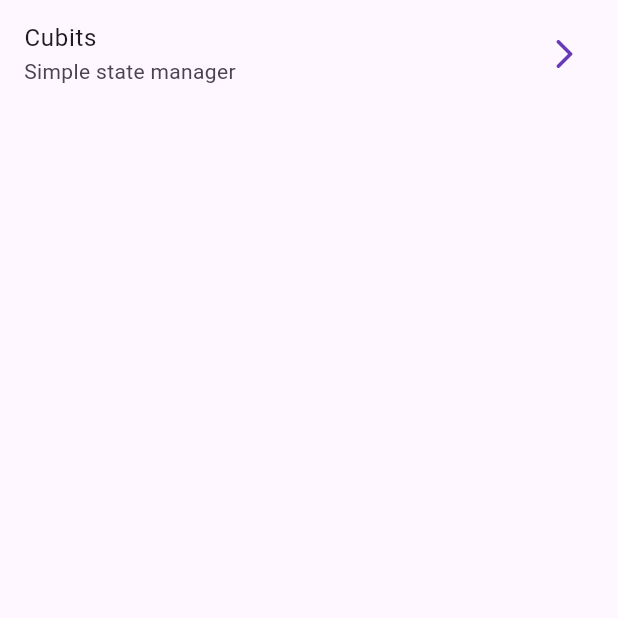
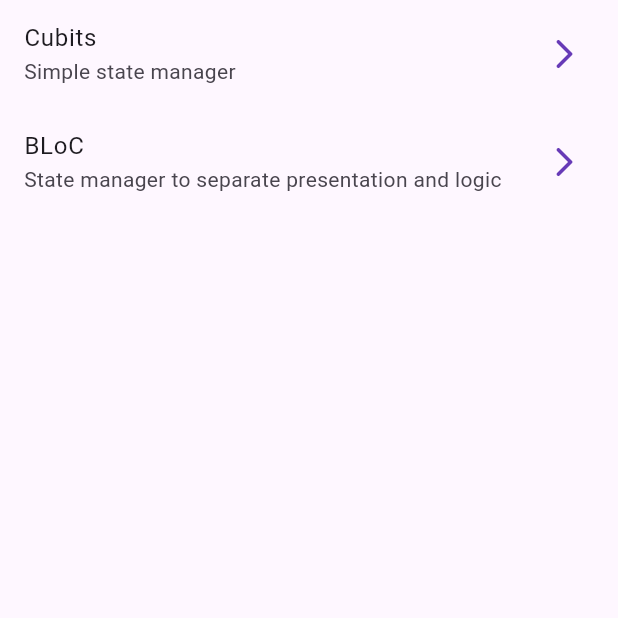
Before and after one commit to salcidogrijalva/forms_app, a Flutter app: the screen it shows after launch, on a phone screen of 412 x 824 dp, the top half of it. Run offline on Flutter 3.47's test engine with Material 3 defaults, Android fonts, the phone set to English and light mode, and no system bars; our stand-ins replace equatable, flutter_bloc, go_router.

Commit message:
BLoC Counter screen added to menu

```diff
--- a/lib/presentation/screens/home_screen.dart
+++ b/lib/presentation/screens/home_screen.dart
@@ -15,6 +15,12 @@ class HomeScreen extends StatelessWidget {
             trailing: const Icon(Icons.arrow_forward_ios_rounded),
             onTap: () => context.push('/cubits'),
           ),
+          ListTile(
+            title: const Text('BLoC'),
+            subtitle: const Text('State manager to separate presentation and logic'),
+            trailing: const Icon(Icons.arrow_forward_ios_rounded),
+            onTap: () => context.push('/bloc'),
+          ),
         ],
       ),
     );
```
